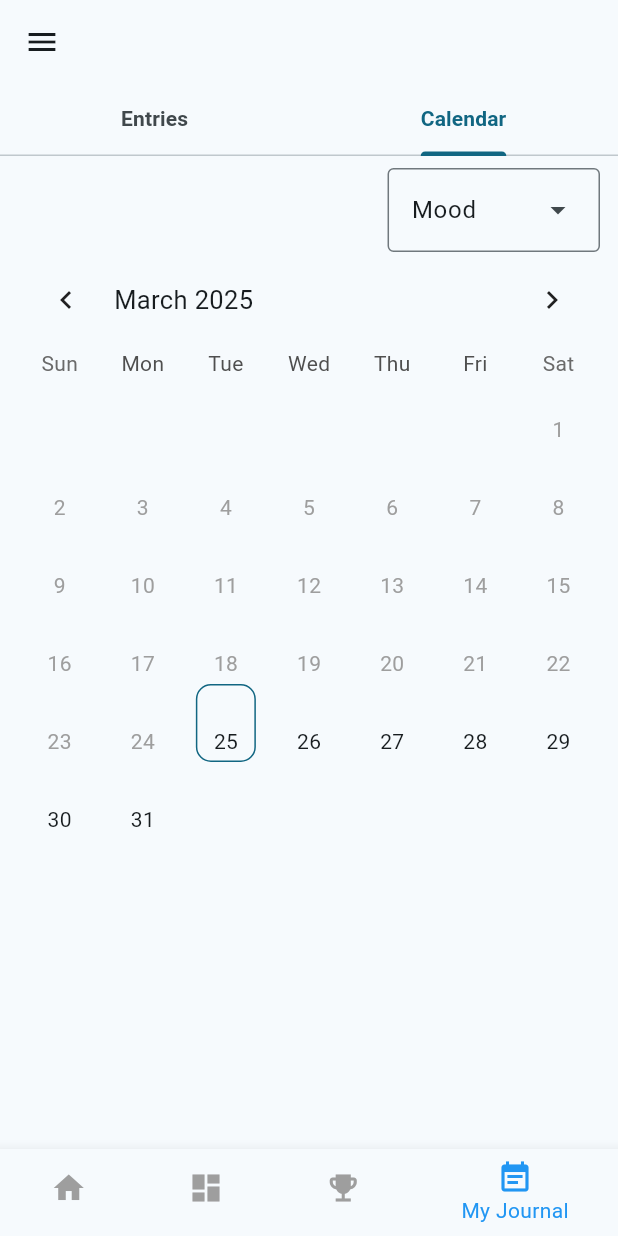
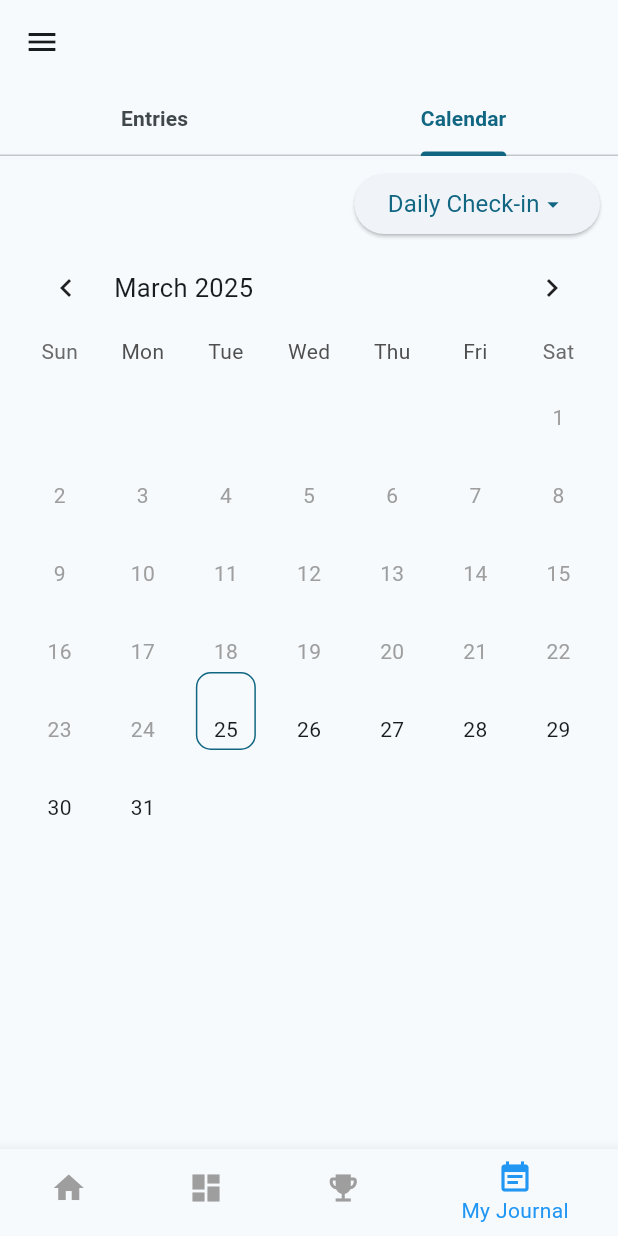
Before and after one commit to rheeca/cbt-journal-app, a Flutter app: the JournalScreen screen opened by its route, tab 2 chosen, on a phone screen of 412 x 824 dp. Run offline on Flutter 3.47's test engine with Material 3 defaults, Android fonts, the phone set to English and light mode, and no system bars; drawn by our look-alikes of table_calendar; our stand-ins replace drift, drift_flutter, firebase_auth, firebase_core, form_field_validator, go_router and 3 more; missing offline and left inert: firebase_ui_auth, grpc, protobuf; accounts and stored records are empty; generated files the repository leaves out were written again; statements that could not run were skipped.

Commit message:
show guided journal types on calendar

```diff
--- a/app/lib/journal/journal_controller.dart
+++ b/app/lib/journal/journal_controller.dart
@@ -22,11 +22,18 @@ class JournalController extends ChangeNotifier {
   final Map<String, JournalEntry> _moodEntriesByDate = {};
   Map<String, JournalEntry> get moodEntriesByDate => _moodEntriesByDate;
 
+  final Map<String, List<JournalEntry>> _journalEntriesByDate = {};
+  Map<String, List<JournalEntry>> get journalEntriesByDate =>
+      _journalEntriesByDate;
+
   final List<JournalEntry> _selectedDateEntries = [];
   List<JournalEntry> get selectedDateEntries => _selectedDateEntries;
 
   final List<GuidedJournal> _guidedJournals = [];
   List<GuidedJournal> get guidedJournals => _guidedJournals;
+
+  final List<Goal> _goals = [];
+  List<Goal> get goals => _goals;
 
   UserModel? _currentUser;
   UserModel? get currentUser => _currentUser;
@@ -49,20 +56,32 @@ class JournalController extends ChangeNotifier {
     _journalEntries.addAll(journalEntries);
 
     _moodEntriesByDate.clear();
+    _journalEntriesByDate.clear();
     for (final e in _journalEntries) {
       final date = DateFormat('yyyy-MM-d').format(e.createdAt);
       // TODO: make guided journals types an enum.
       // Checking for Daily Check-in journal.
-      if (e.guidedJournal == '5f3d321c-e835-470d-89c2-b2478a297481' &&
-          ((_moodEntriesByDate[date]?.createdAt)?.isBefore(e.createdAt) ??
-              true)) {
-        _moodEntriesByDate[date] = e;
+      if (e.guidedJournal == '5f3d321c-e835-470d-89c2-b2478a297481') {
+        if ((_moodEntriesByDate[date]?.createdAt)?.isBefore(e.createdAt) ??
+            true) {
+          _moodEntriesByDate[date] = e;
+        }
+      } else {
+        if (_journalEntriesByDate[date] == null) {
+          _journalEntriesByDate[date] = [e];
+        } else {
+          _journalEntriesByDate[date]!.add(e);
+        }
       }
     }
 
     final guidedJournals = await _database.getAllGuidedJournals();
     _guidedJournals.clear();
     _guidedJournals.addAll(guidedJournals);
+
+    final goals = await _database.getGoalsByUser(userId);
+    _goals.clear();
+    _goals.addAll(goals);
 
     _isLoading = false;
     notifyListeners();
--- a/app/lib/journal/journal_screen.dart
+++ b/app/lib/journal/journal_screen.dart
@@ -2,6 +2,7 @@ import 'package:cbt_journal/common/navigation.dart';
 import 'package:cbt_journal/journal/day_view/day_view_screen.dart';
 import 'package:cbt_journal/journal/edit_journal/edit_journal_controller.dart';
 import 'package:cbt_journal/journal/journal_controller.dart';
+import 'package:collection/collection.dart';
 import 'package:flutter/material.dart';
 import 'package:go_router/go_router.dart';
 import 'package:intl/intl.dart';
@@ -116,6 +117,7 @@ class _CalendarPageState extends State<_CalendarPage> {
   final DateTime now = DateTime.now();
   late DateTime _focusedDay;
   DateTime? _selectedDay;
+  String _dropdownSelect = GuidedJournalType.values.first.title;
 
   @override
   void initState() {
@@ -136,15 +138,58 @@ class _CalendarPageState extends State<_CalendarPage> {
       user.createdAt.day,
     );
 
+    final guidedJournals =
+        watchPropertyValue((JournalController c) => c.guidedJournals);
+
+    final goals = watchPropertyValue((JournalController c) => c.goals);
+
     return Padding(
       padding: const EdgeInsets.symmetric(horizontal: 12.0, vertical: 8.0),
       child: Column(
         crossAxisAlignment: CrossAxisAlignment.end,
         children: [
-          const DropdownMenu<String>(
-            initialSelection: 'Mood',
-            dropdownMenuEntries: [
-              DropdownMenuEntry(value: 'Mood', label: 'Mood'),
+          Row(
+            children: [
+              const Expanded(child: SizedBox()),
+              ElevatedButton(
+                onPressed: () {
+                  showModalBottomSheet<void>(
+                    context: context,
+                    builder: (BuildContext context) {
+                      return Container(
+                        height: 500,
+                        decoration: const BoxDecoration(
+                          borderRadius:
+                              BorderRadius.vertical(top: Radius.circular(10.0)),
+                        ),
+                        child: Center(
+                          child: Container(
+                            padding: const EdgeInsets.all(20.0),
+                            width: double.infinity,
+                            child: ListView(
+                              children: [
+                                buildGroup(
+                                    "Journal Types",
+                                    guidedJournals
+                                        .map((e) => e.title)
+                                        .toList()),
+                                buildGroup("Goals",
+                                    goals.map((e) => e.title).toList()),
+                              ],
+                            ),
+                          ),
+                        ),
+                      );
+                    },
+                  );
+                },
+                child: Row(
+                  children: [
+                    Text(_dropdownSelect),
+                    const Icon(Icons.arrow_drop_down),
+                  ],
+                ),
+              ),
             ],
           ),
           TableCalendar(
@@ -208,7 +253,7 @@ class _CalendarPageState extends State<_CalendarPage> {
                     child: Column(
                       mainAxisAlignment: MainAxisAlignment.center,
                       children: [
-                        getMoodEntry(day),
+                        hasJournalEntry(day),
                         Text(day.day.toString()),
                       ],
                     ),
@@ -223,13 +268,37 @@ class _CalendarPageState extends State<_CalendarPage> {
     );
   }
 
+  Widget buildGroup(String title, List<String> items) {
+    return Column(
+      crossAxisAlignment: CrossAxisAlignment.start,
+      children: [
+        Padding(
+          padding: const EdgeInsets.all(8.0),
+          child: Text(
+            title,
+            style: Theme.of(context).textTheme.titleMedium,
+          ),
+        ),
+        ...items.map((e) => ListTile(
+              onTap: () {
+                setState(() {
+                  _dropdownSelect = e;
+                });
+                context.pop();
+              },
+              title: Text(e),
+            )),
+      ],
+    );
+  }
+
   FocusedDayBuilder _defaultDayBuilder() {
     return (context, day, focusedDay) {
       return Center(
         child: Column(
           mainAxisAlignment: MainAxisAlignment.center,
           children: [
-            getMoodEntry(day),
+            hasJournalEntry(day),
             Text(day.day.toString()),
           ],
         ),
@@ -237,12 +306,25 @@ class _CalendarPageState extends State<_CalendarPage> {
     };
   }
 
-  Widget getMoodEntry(DateTime day) {
-    final moodEntries = di<JournalController>().moodEntriesByDate;
-    final mood =
-        moodEntries[DateFormat('yyyy-MM-d').format(day)]?.content.first.answer;
-    final icon =
-        mood != null ? Sentiment.getSentimentByValue(mood)?.icon : null;
+  Widget hasJournalEntry(DateTime day) {
+    final moodEntriesByDate = di<JournalController>().moodEntriesByDate;
+    final journalEntriesByDate = di<JournalController>().journalEntriesByDate;
+
+    Icon? icon;
+
+    if (_dropdownSelect == GuidedJournalType.dailyCheckin.title) {
+      final mood = moodEntriesByDate[DateFormat('yyyy-MM-d').format(day)]
+          ?.content
+          .first
+          .answer;
+      icon = mood != null ? Sentiment.getSentimentByValue(mood)?.icon : null;
+    } else {
+      final entries =
+          journalEntriesByDate[DateFormat('yyyy-MM-d').format(day)] ?? [];
+      icon = entries.where((e) => e.title == _dropdownSelect).isNotEmpty
+          ? Icon(GuidedJournalType.getByTitle(_dropdownSelect)?.icon)
+          : null;
+    }
 
     if (icon != null) {
       return icon;
@@ -251,3 +333,19 @@ class _CalendarPageState extends State<_CalendarPage> {
     }
   }
 }
+
+enum GuidedJournalType {
+  dailyCheckin('Daily Check-in', Icons.note_alt),
+  gratitude('Gratitude', Icons.volunteer_activism),
+  setAGoal('Set a Goal', Icons.emoji_events),
+  challengeThought('Challenge Thought', Icons.emoji_objects),
+  celebrateWins('Celebrate Wins', Icons.celebration);
+
+  const GuidedJournalType(this.title, this.icon);
+  final String title;
+  final IconData icon;
+
+  static GuidedJournalType? getByTitle(String title) {
+    return GuidedJournalType.values.firstWhereOrNull((e) => e.title == title);
+  }
+}
```
